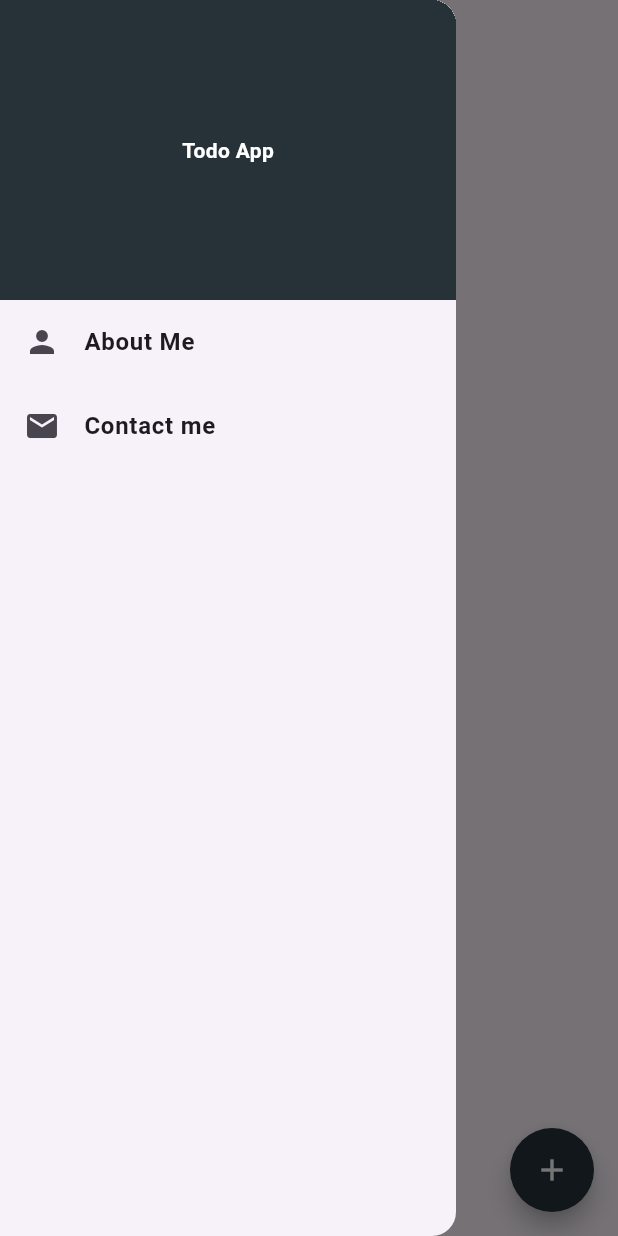
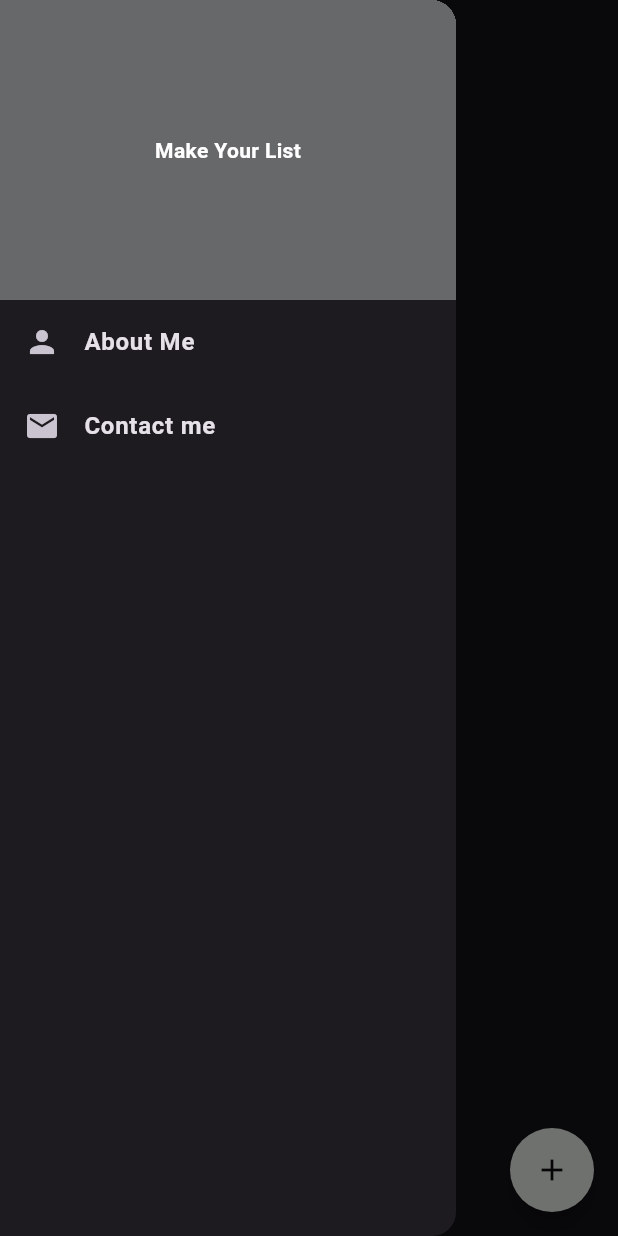
Before and after one commit to its-kevin228/billionnair_app, a Flutter app: the screen it shows after launch, with the side drawer open, on a phone screen of 412 x 824 dp. Run offline on Flutter 3.47's test engine with Material 3 defaults, Android fonts, the phone set to English and light mode, and no system bars; our stand-ins replace shared_preferences.

Commit message:
premier commit

```diff
--- a/lib/addTodo.dart
+++ b/lib/addTodo.dart
@@ -18,7 +18,7 @@ class _AddTodoState extends State<AddTodo> {
   Widget build(BuildContext context) {
     return Column(
       children: [
-        Text("Add todo:"),
+        const Text("Add todo:"),
         TextField(
           onSubmitted: (value) {
             if (todoText.text.isNotEmpty) {
@@ -28,7 +28,7 @@ class _AddTodoState extends State<AddTodo> {
           },
           autofocus: true,
           controller: todoText,
-          decoration: InputDecoration(
+          decoration: const InputDecoration(
             contentPadding: EdgeInsets.all(5),
             hintText: "Write your todo here...",
           ),
@@ -40,7 +40,7 @@ class _AddTodoState extends State<AddTodo> {
               }
               todoText.text = "";
             },
-            child: Text("Add"))
+            child: const Text("Add"))
       ],
     );
   }
--- a/lib/main.dart
+++ b/lib/main.dart
@@ -2,7 +2,7 @@ import 'package:flutter/material.dart';
 import 'package:todoapp/mainScreen.dart';
 
 void main() {
-  runApp(MyApp());
+  runApp(const MyApp());
 }
 
 class MyApp extends StatefulWidget {
@@ -16,6 +16,6 @@ class _MyAppState extends State<MyApp> {
   @override
   Widget build(BuildContext context) {
     return MaterialApp(
-        theme: ThemeData.light(useMaterial3: true), home: MainScreen());
+        theme: ThemeData.dark(useMaterial3: true), home: const MainScreen());
   }
 }
--- a/lib/mainScreen.dart
+++ b/lib/mainScreen.dart
@@ -23,14 +23,14 @@ class _MainScreenState extends State<MainScreen> {
           context: context,
           builder: (context) {
             return AlertDialog(
-              title: Text("Already exists"),
-              content: Text("This todo data already exists."),
+              title: const Text("Already exists"),
+              content: const Text("This todo data already exists."),
               actions: [
                 InkWell(
                     onTap: () {
                       Navigator.pop(context);
                     },
-                    child: Text("Close"))
+                    child: const Text("Close"))
               ],
             );
           });
@@ -71,7 +71,7 @@ class _MainScreenState extends State<MainScreen> {
           return Padding(
             padding: MediaQuery.of(context).viewInsets,
             child: Container(
-              padding: EdgeInsets.all(20),
+              padding: const EdgeInsets.all(20),
               height: 200,
               child: AddTodo(addTodo: addTodo),
             ),
@@ -83,20 +83,20 @@ class _MainScreenState extends State<MainScreen> {
   Widget build(BuildContext context) {
     return Scaffold(
       floatingActionButton: FloatingActionButton(
-          shape: CircleBorder(),
-          backgroundColor: Colors.blueGrey[900],
-          child: Icon(Icons.add, color: Colors.white),
+          shape: const CircleBorder(),
+           backgroundColor: Color.fromARGB(255, 243, 246, 243),
+          child: const Icon(Icons.add, color: Color.fromARGB(255, 13, 13, 13)),
           onPressed: showAddTodoBottomSheet),
       drawer: Drawer(
           child: Column(
         children: [
           Container(
-            color: Colors.blueGrey[900],
+            color: Color.fromARGB(255, 102, 104, 105),
             height: 200,
             width: double.infinity,
-            child: Center(
+            child: const Center(
               child: Text(
-                "Todo App",
+                "Make Your List",
                 style:
                     TextStyle(color: Colors.white, fontWeight: FontWeight.bold),
               ),
@@ -104,23 +104,23 @@ class _MainScreenState extends State<MainScreen> {
           ),
           ListTile(
               onTap: () {
-                launchUrl(Uri.parse("https://sujanpokhrelstc.netlify.app"));
+                launchUrl(Uri.parse("www.linkedin.com/in/pekpeli-gnimdou-kévin-102403249"));
               },
-              leading: Icon(Icons.person),
-              title: Text("About Me",
+              leading: const Icon(Icons.person),
+              title: const Text("About Me",
                   style: TextStyle(fontWeight: FontWeight.bold))),
           ListTile(
               onTap: () {
-                launchUrl(Uri.parse("mailto:someone@example.com"));
+                launchUrl(Uri.parse("pekpelignimdoukevin@gmail.com"));
               },
-              leading: Icon(Icons.email),
-              title: Text("Contact me",
+              leading: const Icon(Icons.email),
+              title: const Text("Contact me",
                   style: TextStyle(fontWeight: FontWeight.bold)))
         ],
       )),
       appBar: AppBar(
         centerTitle: true,
-        title: Text("Todo App"),
+        title: const Text("Make Your List"),
       ),
       body: TodoListBuilder(
         todoList: todoList,
```
Also changed, not shown: pubspec.lock, 2 other files.
